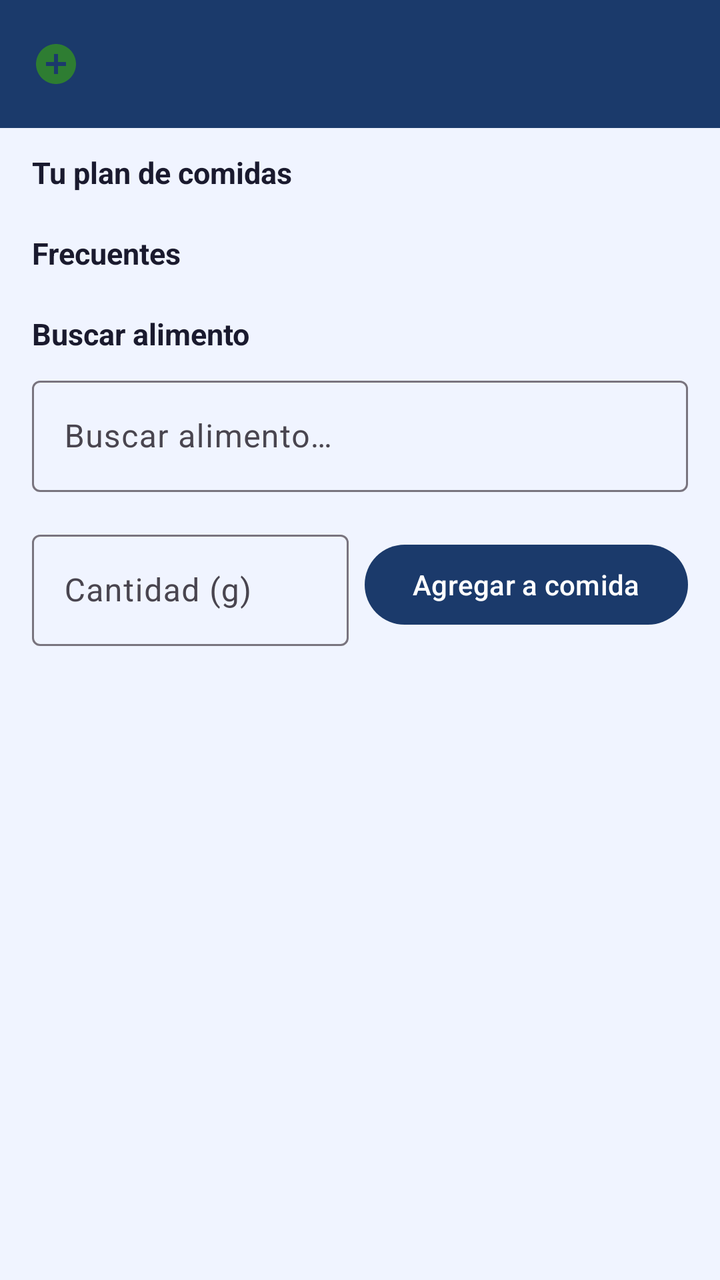
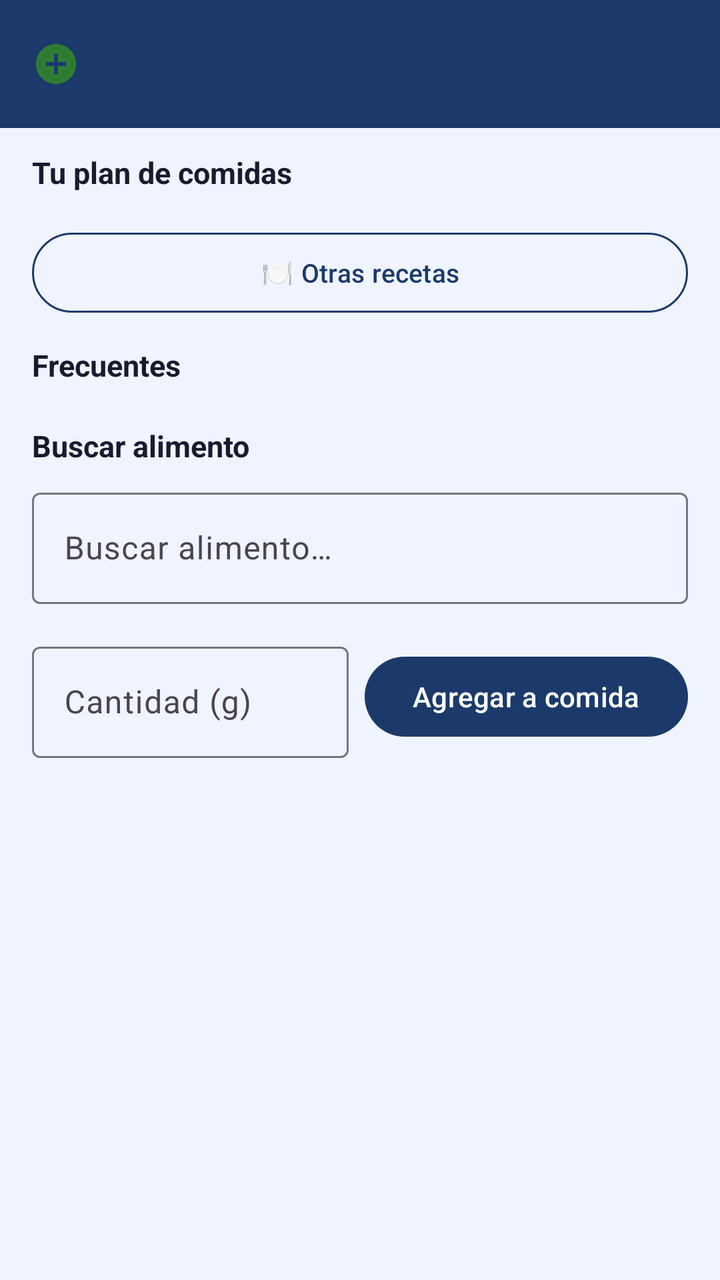

Before-and-after screenshots of an Android layout around one commit, followed by the original layout XML and the change that was made.
<!-- AndroidManifest.xml: application theme Theme.GymApp -->
<!-- res/layout/fragment_meal_log.xml -->
<?xml version="1.0" encoding="utf-8"?>
<androidx.coordinatorlayout.widget.CoordinatorLayout
    xmlns:android="http://schemas.android.com/apk/res/android"
    xmlns:app="http://schemas.android.com/apk/res-auto"
    android:layout_width="match_parent"
    android:layout_height="match_parent"
    android:background="@color/colorBackground">

    <com.google.android.material.appbar.AppBarLayout
        android:layout_width="match_parent"
        android:layout_height="wrap_content">
        <androidx.appcompat.widget.Toolbar
            android:id="@+id/toolbar_meal_log"
            android:layout_width="match_parent"
            android:layout_height="?attr/actionBarSize"
            android:background="@color/colorPrimary"
            app:navigationIcon="@drawable/ic_add_circle"
            app:titleTextColor="@color/white" />
    </com.google.android.material.appbar.AppBarLayout>

    <androidx.core.widget.NestedScrollView
        android:layout_width="match_parent"
        android:layout_height="match_parent"
        app:layout_behavior="@string/appbar_scrolling_view_behavior">

        <LinearLayout
            android:layout_width="match_parent"
            android:layout_height="wrap_content"
            android:orientation="vertical"
            android:paddingHorizontal="16dp"
            android:paddingTop="12dp"
            android:paddingBottom="16dp">

            
            <com.google.android.material.card.MaterialCardView
                android:id="@+id/card_weekly_preselection"
                android:layout_width="match_parent"
                android:layout_height="wrap_content"
                app:cardCornerRadius="14dp"
                app:cardElevation="0dp"
                app:strokeColor="@color/colorPrimary"
                app:strokeWidth="1dp"
                android:layout_marginBottom="14dp"
                android:visibility="gone">

                <LinearLayout
                    android:layout_width="match_parent"
                    android:layout_height="wrap_content"
                    android:orientation="horizontal"
                    android:gravity="center_vertical"
                    android:padding="12dp">

                    <LinearLayout
                        android:layout_width="0dp"
                        android:layout_height="wrap_content"
                        android:layout_weight="1"
                        android:orientation="vertical">

                        <TextView
                            android:layout_width="match_parent"
                            android:layout_height="wrap_content"
                            android:text="📅 Preselección semanal"
                            android:textSize="12sp"
                            android:textStyle="bold"
                            android:textColor="@color/colorPrimary" />

                        <TextView
                            android:id="@+id/tv_preselection_name"
                            android:layout_width="match_parent"
                            android:layout_height="wrap_content"
                            android:textSize="15sp"
                            android:textStyle="bold"
                            android:textColor="@color/text_primary"
                            android:layout_marginTop="2dp" />

                        <TextView
                            android:id="@+id/tv_preselection_macros"
                            android:layout_width="match_parent"
                            android:layout_height="wrap_content"
                            android:textSize="12sp"
                            android:textColor="@color/text_secondary"
                            android:layout_marginTop="2dp" />
                    </LinearLayout>

                    <com.google.android.material.button.MaterialButton
                        android:id="@+id/btn_add_preselection"
                        android:layout_width="wrap_content"
                        android:layout_height="wrap_content"
                        android:text="✓ Agregar"
                        android:textSize="13sp"
                        app:backgroundTint="@color/colorPrimary"
                        android:textColor="@color/white" />

                </LinearLayout>
            </com.google.android.material.card.MaterialCardView>

            
            <TextView
                android:layout_width="match_parent"
                android:layout_height="wrap_content"
                android:text="Tu plan de comidas"
                android:textSize="15sp"
                android:textStyle="bold"
                android:textColor="@color/text_primary"
                android:paddingBottom="8dp" />

            
            <androidx.recyclerview.widget.RecyclerView
                android:id="@+id/rv_recipes"
                android:layout_width="match_parent"
                android:layout_height="wrap_content"
                android:nestedScrollingEnabled="false"
                android:layout_marginBottom="12dp" />

            
            <TextView
                android:layout_width="match_parent"
                android:layout_height="wrap_content"
                android:text="Frecuentes"
                android:textSize="15sp"
                android:textStyle="bold"
                android:textColor="@color/text_primary"
                android:paddingBottom="8dp" />

            <androidx.recyclerview.widget.RecyclerView
                android:id="@+id/rv_favorites"
                android:layout_width="match_parent"
                android:layout_height="wrap_content"
                android:clipToPadding="false"
                android:paddingBottom="12dp"
                android:orientation="horizontal"
                android:nestedScrollingEnabled="false" />

            
            <TextView
                android:layout_width="match_parent"
                android:layout_height="wrap_content"
                android:text="Buscar alimento"
                android:textSize="15sp"
                android:textStyle="bold"
                android:textColor="@color/text_primary"
                android:paddingBottom="8dp" />

            <com.google.android.material.textfield.TextInputLayout
                android:layout_width="match_parent"
                android:layout_height="wrap_content"
                android:layout_marginBottom="4dp"
                style="@style/Widget.Material3.TextInputLayout.OutlinedBox">
                <com.google.android.material.textfield.TextInputEditText
                    android:id="@+id/et_food_search"
                    android:layout_width="match_parent"
                    android:layout_height="wrap_content"
                    android:hint="@string/meal_search_hint"
                    android:inputType="text"
                    android:imeOptions="actionSearch" />
            </com.google.android.material.textfield.TextInputLayout>

            <ProgressBar
                android:id="@+id/progress_search"
                android:layout_width="match_parent"
                android:layout_height="4dp"
                style="?android:attr/progressBarStyleHorizontal"
                android:indeterminate="true"
                android:visibility="gone"
                android:layout_marginBottom="4dp" />

            <TextView
                android:id="@+id/tv_selected_food"
                android:layout_width="match_parent"
                android:layout_height="wrap_content"
                android:textSize="13sp"
                android:textColor="@color/colorPrimary"
                android:textStyle="bold"
                android:layout_marginBottom="8dp"
                android:visibility="gone" />

            <androidx.recyclerview.widget.RecyclerView
                android:id="@+id/rv_food_results"
                android:layout_width="match_parent"
                android:layout_height="wrap_content"
                android:nestedScrollingEnabled="false"
                android:layout_marginBottom="12dp" />

            
            <LinearLayout
                android:layout_width="match_parent"
                android:layout_height="wrap_content"
                android:orientation="horizontal"
                android:gravity="center_vertical">

                <com.google.android.material.textfield.TextInputLayout
                    android:layout_width="0dp"
                    android:layout_height="wrap_content"
                    android:layout_weight="1"
                    android:layout_marginEnd="8dp"
                    style="@style/Widget.Material3.TextInputLayout.OutlinedBox">
                    <com.google.android.material.textfield.TextInputEditText
                        android:id="@+id/et_quantity"
                        android:layout_width="match_parent"
                        android:layout_height="wrap_content"
                        android:hint="@string/meal_quantity_hint"
                        android:inputType="numberDecimal"
                        android:enabled="false" />
                </com.google.android.material.textfield.TextInputLayout>

                <com.google.android.material.button.MaterialButton
                    android:id="@+id/btn_save_food_entry"
                    android:layout_width="wrap_content"
                    android:layout_height="wrap_content"
                    android:text="@string/meal_save_button"
                    app:backgroundTint="@color/colorPrimary"
                    android:textColor="@color/white"
                    android:enabled="false" />

            </LinearLayout>

        </LinearLayout>
    </androidx.core.widget.NestedScrollView>

</androidx.coordinatorlayout.widget.CoordinatorLayout>
<!-- resources referenced by this layout -->
<resources>
  <color name="colorBackground">#F0F4FF</color>
  <color name="colorPrimary">#1B3A6B</color>
  <color name="text_primary">#1A1A2E</color>
  <color name="text_secondary">#64748B</color>
  <color name="white">#FFFFFF</color>
  <!-- drawable ic_add_circle (drawable) -->
  <vector xmlns:android="http://schemas.android.com/apk/res/android"
      android:width="24dp"
      android:height="24dp"
      android:viewportWidth="24"
      android:viewportHeight="24">
      <path
          android:fillColor="#2E7D32"
          android:pathData="M12,2C6.48,2 2,6.48 2,12s4.48,10 10,10 10,-4.48 10,-10S17.52,2 12,2zM17,13h-4v4h-2v-4H7v-2h4V7h2v4h4v2z"/>
  </vector>
  <string name="meal_quantity_hint">Cantidad (g)</string>
  <string name="meal_save_button">Agregar a comida</string>
  <string name="meal_search_hint">Buscar alimento…</string>
  <style name="Theme.GymApp" parent="Theme.Material3.Light.NoActionBar">
          <item name="colorPrimary">@color/colorPrimary</item>
          <item name="colorPrimaryVariant">@color/colorPrimaryVariant</item>
          <item name="colorOnPrimary">@color/colorOnPrimary</item>
          <item name="colorSecondary">@color/colorSecondary</item>
          <item name="colorOnSecondary">@color/colorOnSecondary</item>
          <item name="colorError">@color/colorError</item>
          <item name="colorOnError">@color/colorOnError</item>
          <item name="colorSurface">@color/colorSurface</item>
          <item name="colorOnSurface">@color/colorOnSurface</item>
          <item name="android:colorBackground">@color/colorBackground</item>
          <item name="colorOnBackground">@color/colorOnBackground</item>
          <item name="android:statusBarColor" tools:targetApi="l">@color/colorPrimaryDark</item>
      </style>
  <color name="colorPrimaryVariant">#0F2549</color>
  <color name="colorOnPrimary">#FFFFFF</color>
  <color name="colorSecondary">#38BDF8</color>
  <color name="colorOnSecondary">#0F2549</color>
  <color name="colorError">#EF4444</color>
  <color name="colorOnError">#FFFFFF</color>
  <color name="colorSurface">#FFFFFF</color>
  <color name="colorOnSurface">#1A1A2E</color>
  <color name="colorOnBackground">#1A1A2E</color>
  <color name="colorPrimaryDark">#0F2549</color>
</resources>

<!-- the commit's change to res/layout/fragment_meal_log.xml (unified diff, before → after) -->
@@ -110,6 +110,17 @@
                 android:layout_width="match_parent"
                 android:layout_height="wrap_content"
                 android:nestedScrollingEnabled="false"
+                android:layout_marginBottom="8dp" />
+
+            <com.google.android.material.button.MaterialButton
+                android:id="@+id/btn_other_recipes"
+                android:layout_width="match_parent"
+                android:layout_height="wrap_content"
+                android:text="🍽 Otras recetas"
+                android:textSize="13sp"
+                style="@style/Widget.Material3.Button.OutlinedButton"
+                app:strokeColor="@color/colorPrimary"
+                android:textColor="@color/colorPrimary"
                 android:layout_marginBottom="12dp" />
 
             
